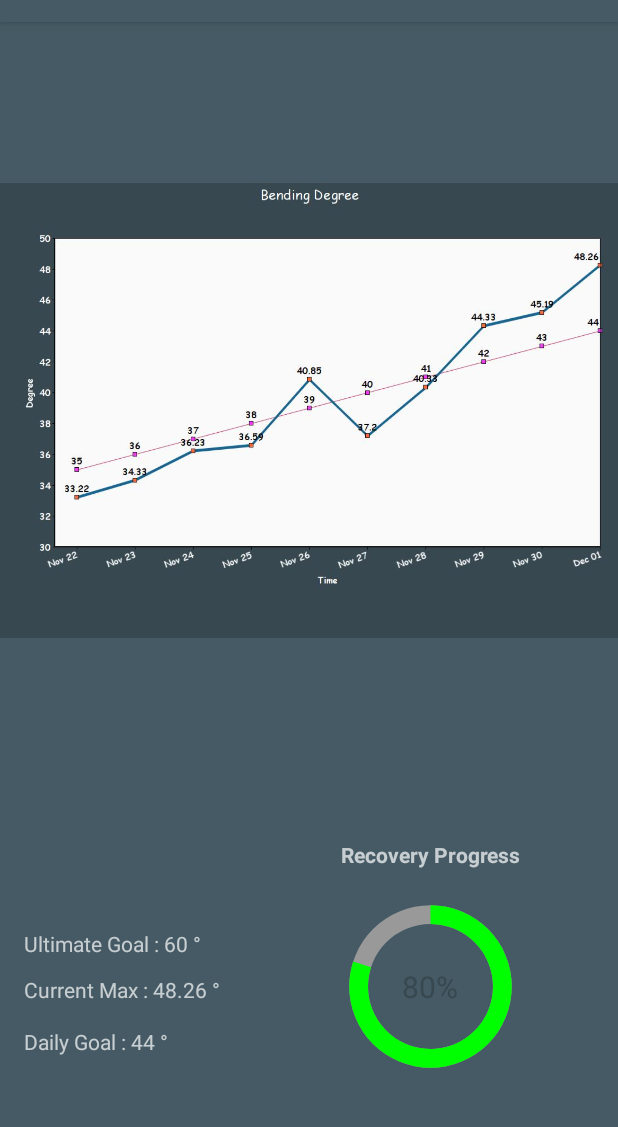
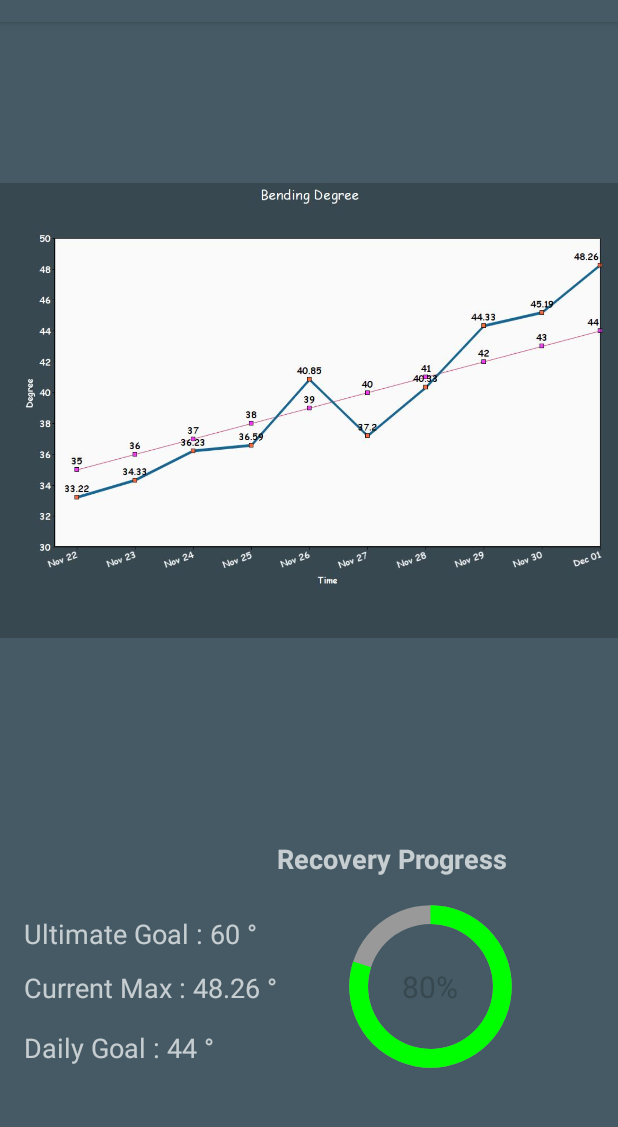
Before and after one commit to kh9341101/IDDAndroid, an Android app: the ResultActivity screen opened directly, with no data from a screen before it, on a phone screen of 412 x 824 dp, the part 62-1189 px from its top. Run offline under Robolectric (Android 15) with nearby library versions, the phone set to English and light mode, and no system bars; Roboto replaces fonts that are not available here.

Commit message:
Degree Modified

```diff
--- a/app/src/main/java/edu/berkeley/capstoneproject/capstoneprojectandroid/fragments/ImuFragment.java
+++ b/app/src/main/java/edu/berkeley/capstoneproject/capstoneprojectandroid/fragments/ImuFragment.java
@@ -237,7 +237,7 @@ public class ImuFragment extends Feather52Fragment {
 //        float angle2 = 180 - gyr2;
         float angle2 = gyr2 > 0 ? 360-gyr2 : - gyr2;
 
-        float angle =  (angle2 > 180) ? (angle2 - angle1) : (angle2 - angle1 + 360);
+        float angle =  (angle2 > 180) ? 180-(angle2 - angle1) : 180-(angle2 - angle1 + 360);
         Log.d("Degree", String.valueOf(angle));
         return angle%360;
     }
--- a/app/src/main/res/layout/activity_result.xml
+++ b/app/src/main/res/layout/activity_result.xml
@@ -44,11 +44,11 @@
         android:id="@+id/textView"
         android:layout_width="wrap_content"
         android:layout_height="wrap_content"
-        android:layout_alignStart="@+id/circularProgressbar"
-        android:layout_alignTop="@+id/circularProgressbar"
-        android:layout_marginStart="65dp"
-        android:layout_marginTop="27dp"
+        android:layout_above="@+id/textView2"
+        android:layout_marginBottom="25dp"
+        android:layout_toEndOf="@+id/textView3"
         android:text="Recovery Progress"
+        android:textSize="18sp"
         android:textStyle="bold" />
 
     <TextView
@@ -59,7 +59,8 @@
         android:layout_alignParentStart="true"
         android:layout_marginBottom="11dp"
         android:layout_marginStart="16dp"
-        android:text="Ultimate Goal : 60 °" />
+        android:text="Ultimate Goal : 60 °"
+        android:textSize="18sp" />
 
     <TextView
         android:id="@+id/textView3"
@@ -68,7 +69,8 @@
         android:layout_alignBaseline="@+id/tv"
         android:layout_alignBottom="@+id/tv"
         android:layout_alignStart="@+id/textView2"
-        android:text="Current Max : 48.26 °" />
+        android:text="Current Max : 48.26 °"
+        android:textSize="18sp" />
 
     <TextView
         android:id="@+id/textView4"
@@ -77,6 +79,7 @@
         android:layout_alignStart="@+id/textView3"
         android:layout_below="@+id/textView3"
         android:layout_marginTop="15dp"
-        android:text="Daily Goal : 44 °" />
+        android:text="Daily Goal : 44 °"
+        android:textSize="18sp" />
 
 </RelativeLayout>
```
